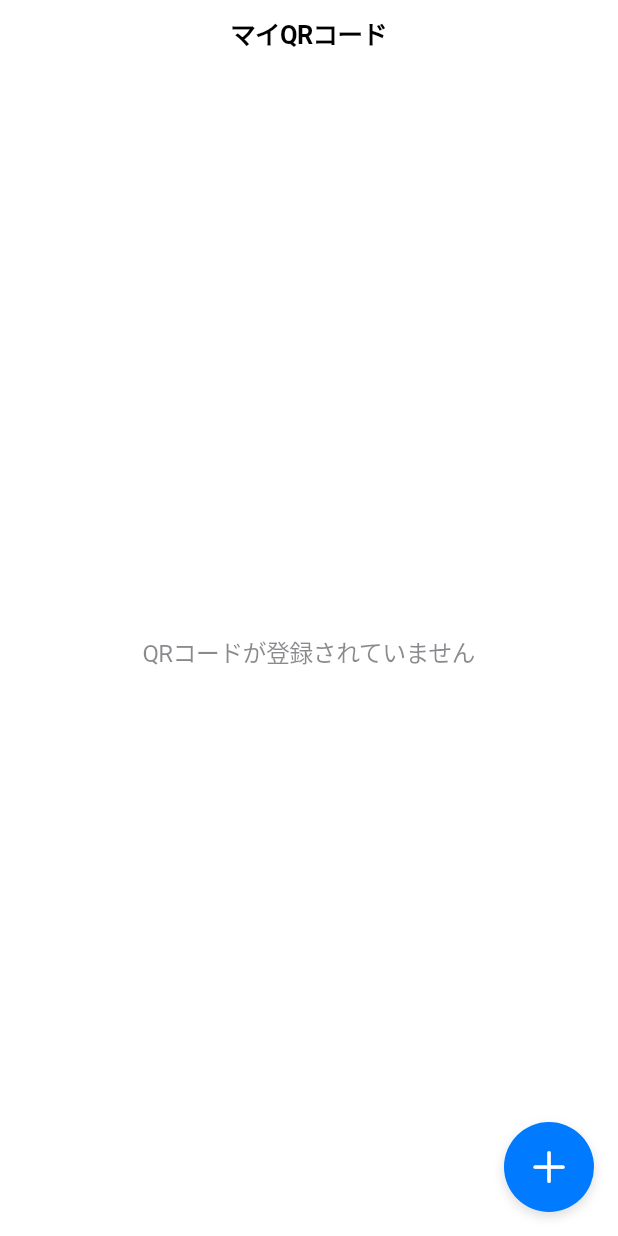
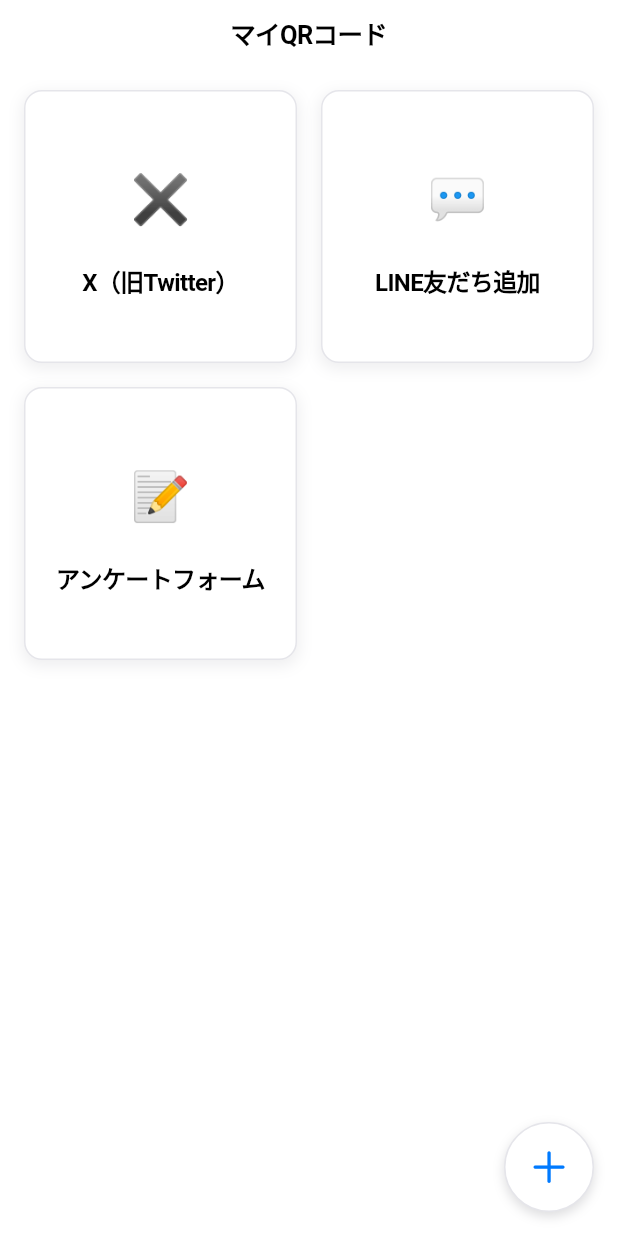
Before and after one commit to akitorahayashi/pop-qr, a Flutter app: the screen it shows after launch, on a phone screen of 412 x 824 dp. Run offline on Flutter 3.47's test engine with Material 3 defaults, Android fonts, the light colour scheme and no system bars; our stand-ins replace flutter_hooks, flutter_riverpod, freezed_annotation, go_router, hooks_riverpod, qr_flutter and 1 more.

Commit message:
初期状態を整えた

```diff
--- a/lib/screen/component/qr_item_card.dart
+++ b/lib/screen/component/qr_item_card.dart
@@ -21,12 +21,12 @@
 
     // アニメーションコントローラー
     final controller = useAnimationController(
-      duration: const Duration(milliseconds: 800),
+      duration: const Duration(milliseconds: 500),
       initialValue: 0.0,
     );
 
     // アニメーションの遅延（カードごとに少しずつずらす）
-    final delay = (index * 100) + 100;
+    final delay = (index * 70) + 50;
 
     // マウント時（初回表示時）に一度だけ実行
     useEffect(() {
@@ -41,7 +41,7 @@
     final fadeAnimation = Tween<double>(begin: 0.0, end: 1.0).animate(
       CurvedAnimation(
         parent: controller,
-        curve: const Interval(0.0, 0.6, curve: Curves.easeOut),
+        curve: const Interval(0.0, 0.5, curve: Curves.easeOutQuart),
       ),
     );
 
@@ -49,15 +49,15 @@
     final scaleAnimation = Tween<double>(begin: 0.85, end: 1.0).animate(
       CurvedAnimation(
         parent: controller,
-        curve: const Interval(0.3, 1.0, curve: Curves.easeOut),
+        curve: const Interval(0.1, 0.7, curve: Curves.easeOutCubic),
       ),
     );
 
     // Y軸移動アニメーション（少し下から上に上がってくる）
-    final slideAnimation = Tween<double>(begin: 20.0, end: 0.0).animate(
+    final slideAnimation = Tween<double>(begin: 15.0, end: 0.0).animate(
       CurvedAnimation(
         parent: controller,
-        curve: const Interval(0.3, 1.0, curve: Curves.easeOut),
+        curve: const Interval(0.1, 0.7, curve: Curves.easeOutCubic),
       ),
     );
 
--- a/lib/screen/home_screen.dart
+++ b/lib/screen/home_screen.dart
@@ -74,7 +74,7 @@
                   width: 60,
                   height: 60,
                   decoration: BoxDecoration(
-                    color: CupertinoColors.activeBlue,
+                    color: CupertinoColors.systemBackground,
                     shape: BoxShape.circle,
                     boxShadow: [
                       BoxShadow(
@@ -83,10 +83,14 @@
                         offset: const Offset(0, 3),
                       ),
                     ],
+                    border: Border.all(
+                      color: CupertinoColors.systemGrey5,
+                      width: 1.0,
+                    ),
                   ),
                   child: const Icon(
                     CupertinoIcons.add,
-                    color: CupertinoColors.white,
+                    color: CupertinoColors.activeBlue,
                     size: 30,
                   ),
                 ),
```
Also changed, not shown: lib/resource/default_qr_items.dart (added, +36 -0 lines), lib/screen/component/add_qr_bottom_sheet/add_qr_bottom_sheet.dart (+11 -15 lines), lib/service/storage_service.dart (+31 -0 lines).
